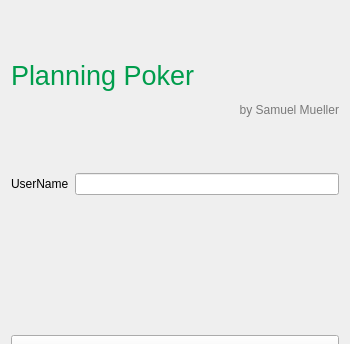
This is mainwindow.ui in SamuelSMueller/ProjectPoker as Qt 5 draws it before an edit; both pictures show x 0 to 350 and y 0 to 344 of the 350 by 500 pixel window. The edited form follows.
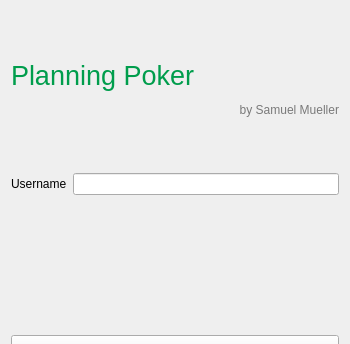
This is the edited form.

The edit to the form file:
```diff
--- a/mainwindow.ui
+++ b/mainwindow.ui
@@ -194,7 +194,7 @@
          </palette>
         </property>
         <property name="text">
-         <string>UserName</string>
+         <string>Username</string>
         </property>
         <property name="alignment">
          <set>Qt::AlignLeading|Qt::AlignLeft|Qt::AlignVCenter</set>
```
